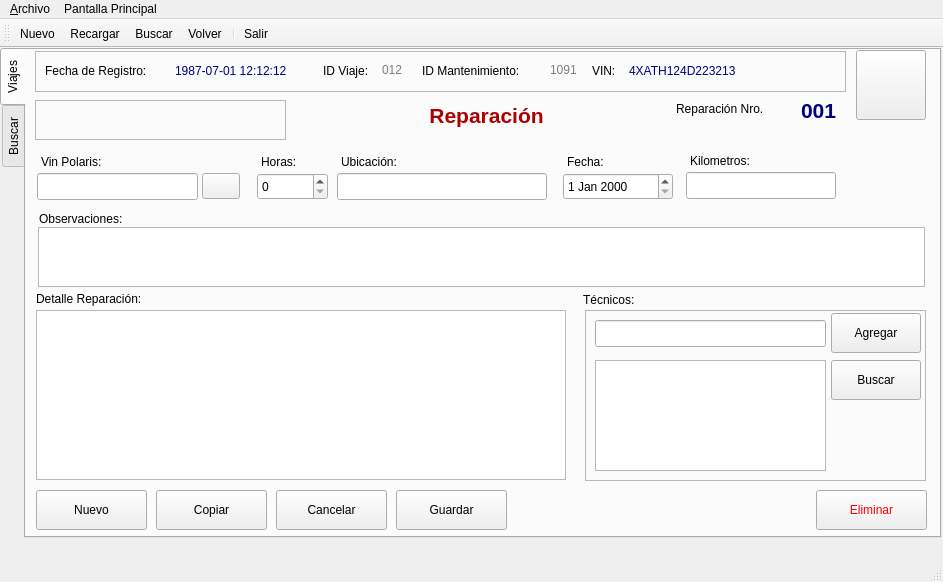
Before: the Qt Designer form aplicacion/polaris/ui/frm_reparacion.ui in eduardouio/gelvsrm, drawn with Qt 5.
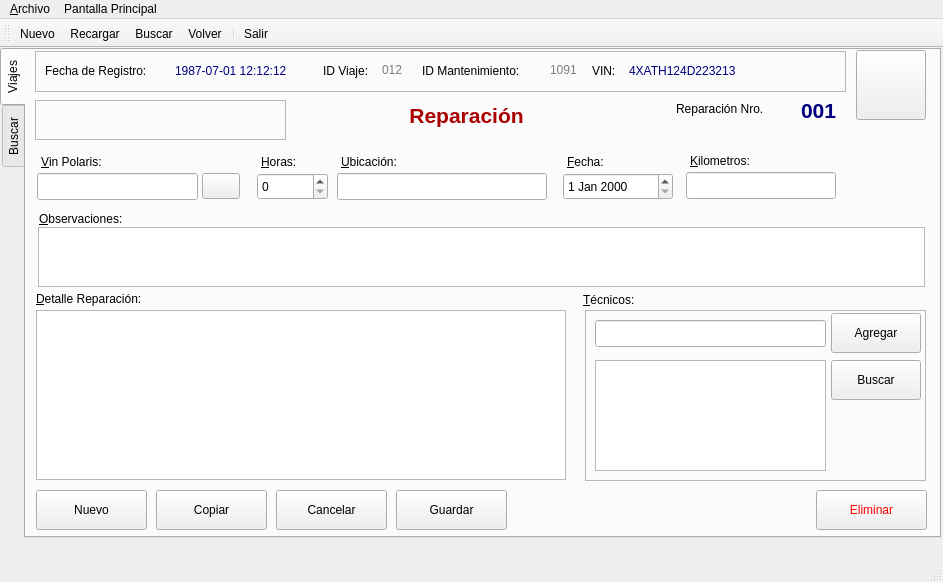
After: the same form once the commit is applied. Icons and pictures are not drawn.

Commit message: cambio de nombres en formularios reparacion, vehiculo, viaje

Patch:
```diff
--- a/aplicacion/polaris/ui/frm_reparacion.ui
+++ b/aplicacion/polaris/ui/frm_reparacion.ui
@@ -214,7 +214,10 @@
        </rect>
       </property>
       <property name="text">
-       <string>Vin Polaris:</string>
+       <string>&amp;Vin Polaris:</string>
+      </property>
+      <property name="buddy">
+       <cstring>txt_vin_polaris</cstring>
       </property>
      </widget>
      <widget class="QLabel" name="lbl_detalle_reparacion">
@@ -227,7 +230,10 @@
        </rect>
       </property>
       <property name="text">
-       <string>Detalle Reparación:</string>
+       <string>&amp;Detalle Reparación:</string>
+      </property>
+      <property name="buddy">
+       <cstring>tbl_detalle_reparacion</cstring>
       </property>
      </widget>
      <widget class="QPushButton" name="btn_guardar">
@@ -604,7 +610,7 @@
        </rect>
       </property>
       <property name="text">
-       <string>Horas:</string>
+       <string>&amp;Horas:</string>
       </property>
       <property name="buddy">
        <cstring>cmb_horas</cstring>
@@ -633,7 +639,10 @@
        </rect>
       </property>
       <property name="text">
-       <string>Ubicación:</string>
+       <string>&amp;Ubicación:</string>
+      </property>
+      <property name="buddy">
+       <cstring>txt_ubicacion</cstring>
       </property>
      </widget>
      <widget class="QLineEdit" name="txt_ubicacion">
@@ -669,7 +678,7 @@
        </rect>
       </property>
       <property name="text">
-       <string>Fecha:</string>
+       <string>&amp;Fecha:</string>
       </property>
       <property name="buddy">
        <cstring>cmb_fecha</cstring>
@@ -685,7 +694,10 @@
        </rect>
       </property>
       <property name="text">
-       <string>Kilometros:</string>
+       <string>&amp;Kilometros:</string>
+      </property>
+      <property name="buddy">
+       <cstring>txt_kilometros</cstring>
       </property>
      </widget>
      <widget class="QLineEdit" name="txt_kilometros">
@@ -724,7 +736,10 @@
        </rect>
       </property>
       <property name="text">
-       <string>Observaciones:</string>
+       <string>&amp;Observaciones:</string>
+      </property>
+      <property name="buddy">
+       <cstring>rtxt_observaciones</cstring>
       </property>
      </widget>
      <widget class="QFrame" name="frame_3">
@@ -825,7 +840,10 @@
        </rect>
       </property>
       <property name="text">
-       <string>Técnicos:</string>
+       <string>&amp;Técnicos:</string>
+      </property>
+      <property name="buddy">
+       <cstring>txt_tecnicos</cstring>
       </property>
      </widget>
      <widget class="QLabel" name="lbl_reparacion_nroa">
@@ -860,7 +878,7 @@
      <widget class="QLabel" name="lbl_reparacion">
       <property name="geometry">
        <rect>
-        <x>330</x>
+        <x>310</x>
         <y>50</y>
         <width>261</width>
         <height>31</height>
```
The commit also changes 2 other files.
